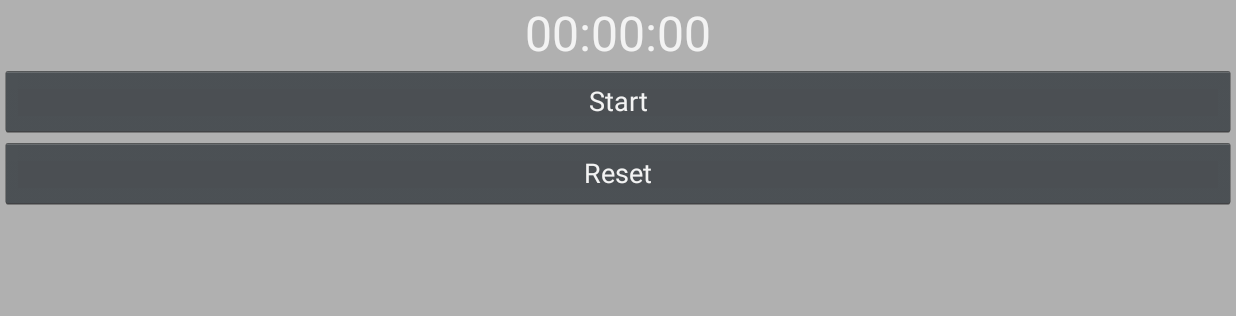
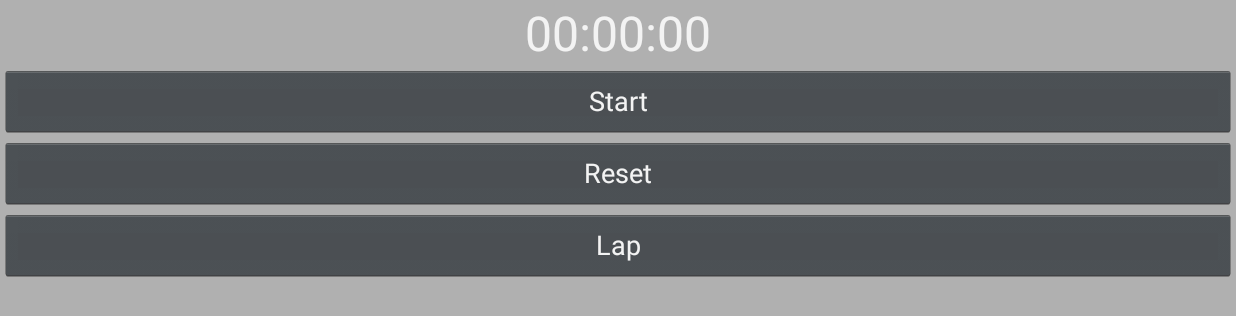
Before and after one commit to hmistry1/UI-Design, an Android app: the screen it shows after launch (MainActivity), on a phone screen of 824 x 412 dp (held sideways). Shown: the top 316 px of the screen. Run offline under Robolectric (Android 15) with nearby library versions, the phone set to English and light mode, and no system bars.

```diff
--- a/app/src/main/java/com/example/haria/uidesign/MainActivity.java
+++ b/app/src/main/java/com/example/haria/uidesign/MainActivity.java
@@ -4,15 +4,25 @@ import android.app.Activity;
 import android.graphics.Color;
 import android.os.Bundle;
 import android.os.SystemClock;
+import android.text.method.ScrollingMovementMethod;
 import android.view.View;
+import android.widget.ArrayAdapter;
 import android.widget.Button;
+import android.widget.ListView;
 import android.widget.TextView;
 import android.os.Handler;
 
+import java.util.ArrayList;
+import java.util.List;
+
 public class MainActivity extends Activity {
     // initializing variables
-    Button startButton, resetButton;
+    Button startButton, resetButton, lapButton;
     TextView time;
+    ListView lapRecords;
+    ArrayList<String> lapList;
+    ArrayAdapter<String> lapAdapter;
+
     long startTime = 0L;
     long timeInMilliseconds = 0L;
     long timeSwapBuff = 0L;
@@ -31,7 +41,14 @@ public class MainActivity extends Activity {
         // identifying widgets
         startButton = (Button) findViewById(R.id.start);
         resetButton = (Button) findViewById(R.id.reset);
+        lapButton = (Button) findViewById(R.id.lap);
         time = (TextView) findViewById(R.id.timeDisplay);
+        lapRecords = (ListView) findViewById(R.id.lapRecord);
+
+        lapList = new ArrayList<String>();
+        lapAdapter = new ArrayAdapter<String>(getApplicationContext(), android.R.layout.simple_spinner_item, lapList);
+
+        lapRecords.setAdapter(lapAdapter);
 
         // setting onClickListener for start button
         startButton.setOnClickListener(new View.OnClickListener() {
@@ -45,7 +62,7 @@ public class MainActivity extends Activity {
                 } else {
                     startButton.setText("Start");
                     time.setTextColor(Color.BLUE);
-                    timeSwapBuff+=timeInMilliseconds;
+                    timeSwapBuff += timeInMilliseconds;
                     handler.removeCallbacks(updateTimer);
                     t = 1;
                 }
@@ -66,6 +83,14 @@ public class MainActivity extends Activity {
                 startButton.setText("Start");
                 handler.removeCallbacks(updateTimer);
                 time.setText("00:00:00");
+            }
+        });
+
+        lapButton.setOnClickListener(new View.OnClickListener() {
+            public void onClick(View v) {
+                String newLap = time.getText().toString();
+                lapList.add(newLap);
+                lapAdapter.notifyDataSetChanged();
             }
         });
     }
--- a/app/src/main/res/layout/activity_main.xml
+++ b/app/src/main/res/layout/activity_main.xml
@@ -6,7 +6,7 @@
         android:layout_width="match_parent"
         android:layout_height="match_parent">
 
-        <GridLayout
+    <GridLayout
             android:layout_width="wrap_content"
             android:layout_height="wrap_content"
             android:layout_weight="0.33">
@@ -37,5 +37,23 @@
                 android:id="@+id/reset"
                 android:layout_row="2"
                 android:layout_column="0" />
-        </GridLayout>
-    </LinearLayout>
+
+            <Button
+                android:layout_width="match_parent"
+                android:layout_height="wrap_content"
+                android:text="@string/lap"
+                android:id="@+id/lap"
+                android:layout_row="3"
+                android:layout_column="0" />
+
+        <ListView
+            android:layout_width="200dp"
+            android:layout_height="wrap_content"
+            android:id="@+id/lapRecord"
+            android:layout_row="4"
+            android:layout_column="0"
+            android:layout_weight="0.33" />
+
+    </GridLayout>
+
+</LinearLayout>
--- a/app/src/main/res/values/strings.xml
+++ b/app/src/main/res/values/strings.xml
@@ -3,4 +3,5 @@
     <string name="start_time">00:00:00</string>
     <string name="start">Start</string>
     <string name="reset">Reset</string>
+    <string name="lap">Lap</string>
 </resources>
```
